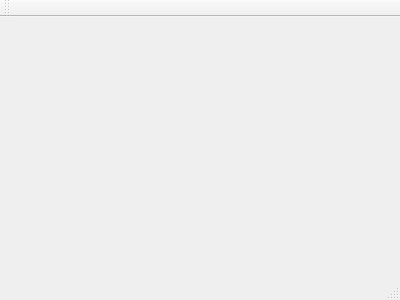
Before: the Qt Designer form gui/gui/MainWindow.ui in benhj/knoxcrypt, drawn with Qt 5.
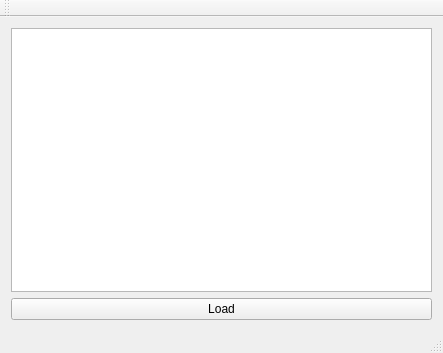
After: the same form once the commit is applied.

The edit to the form file:
```diff
--- a/gui/gui/MainWindow.ui
+++ b/gui/gui/MainWindow.ui
@@ -1,24 +1,51 @@
 <ui version="4.0">
  <class>MainWindow</class>
- <widget class="QMainWindow" name="MainWindow" >
-  <property name="geometry" >
+ <widget class="QMainWindow" name="MainWindow">
+  <property name="geometry">
    <rect>
     <x>0</x>
     <y>0</y>
-    <width>400</width>
-    <height>300</height>
+    <width>443</width>
+    <height>353</height>
    </rect>
   </property>
   <property name="windowTitle" >
    <string>MainWindow</string>
   </property>
-  <widget class="QMenuBar" name="menuBar" />
-  <widget class="QToolBar" name="mainToolBar" />
-  <widget class="QWidget" name="centralWidget" />
-  <widget class="QStatusBar" name="statusBar" />
+  <widget class="QWidget" name="centralWidget">
+   <layout class="QGridLayout" name="gridLayout">
+    <item row="0" column="0">
+     <widget class="QTreeWidget" name="fileTree">
+      <property name="headerHidden">
+       <bool>true</bool>
+      </property>
+      <column>
+       <property name="text">
+        <string notr="true">1</string>
+       </property>
+      </column>
+     </widget>
+    </item>
+    <item row="1" column="0">
+     <widget class="QPushButton" name="loadButton">
+      <property name="text">
+       <string>Load</string>
+      </property>
+     </widget>
+    </item>
+   </layout>
+  </widget>
+  <widget class="QToolBar" name="mainToolBar">
+   <attribute name="toolBarArea">
+    <enum>TopToolBarArea</enum>
+   </attribute>
+   <attribute name="toolBarBreak">
+    <bool>false</bool>
+   </attribute>
+  </widget>
+  <widget class="QStatusBar" name="statusBar"/>
  </widget>
- <layoutDefault spacing="6" margin="11" />
- <pixmapfunction></pixmapfunction>
+ <layoutdefault spacing="6" margin="11"/>
  <resources/>
  <connections/>
 </ui>
```
Left out of the diff: 5 changed lines with no effect on the pictures.
